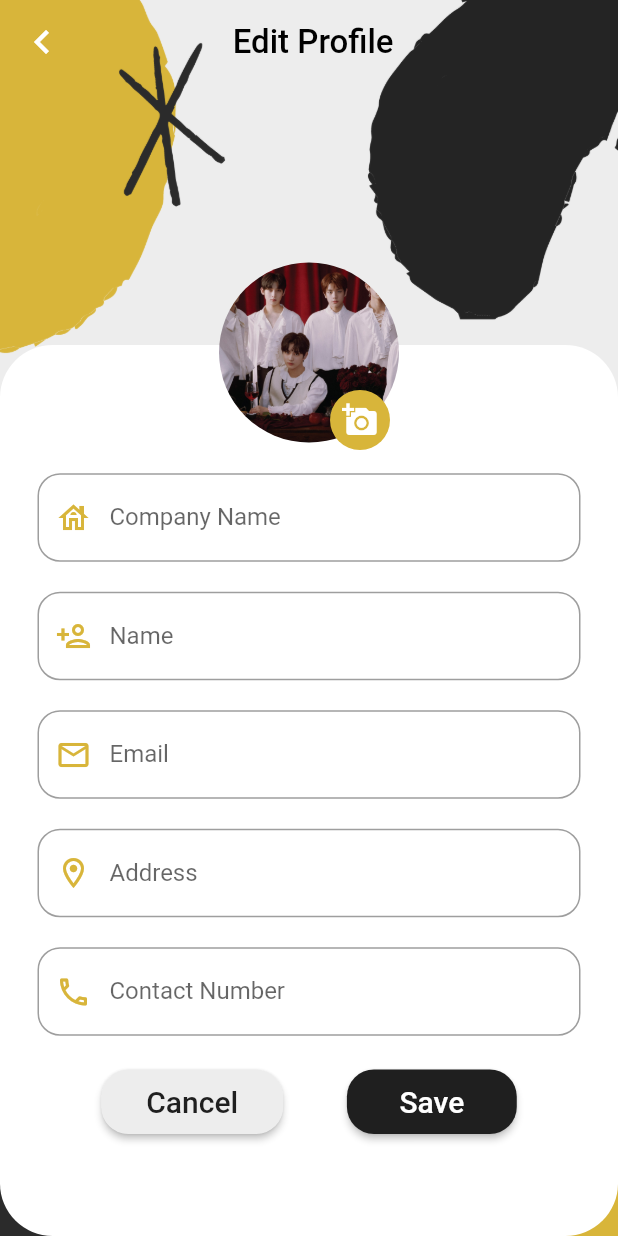
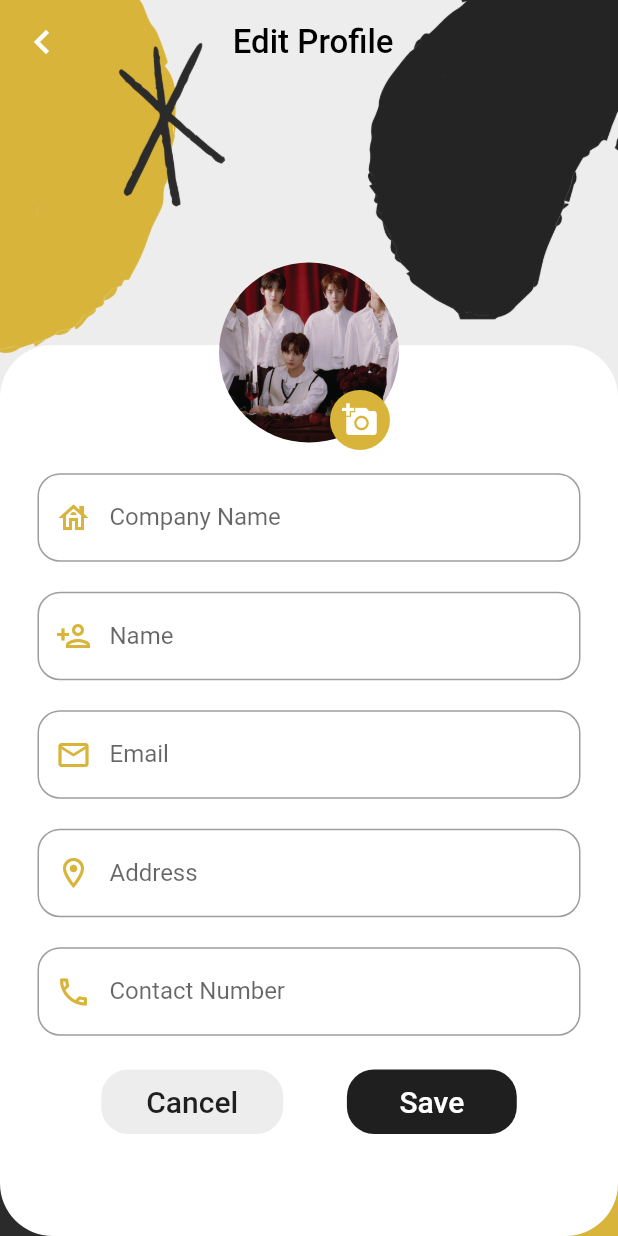
Before and after one commit to Polaf05/Flutter_PicMe, a Flutter app: the Home screen opened directly, after a tap on "Edit Profile", on a phone screen of 412 x 824 dp. Run offline on Flutter 3.47's test engine with Material 2 defaults, Android fonts, the phone set to English and light mode, and no system bars; our stand-ins replace carousel_pro, cloud_firestore, firebase_auth, firebase_core, flutter_spinkit, font_awesome_flutter and 1 more; missing offline and left inert: flutter_facebook_login; accounts and stored records are empty.

Commit message:
'updated profile and edit profile

```diff
--- /dev/null
+++ b/picme/lib/screens/home/book.dart
@@ -0,0 +1,15 @@
+import 'package:flutter/material.dart';
+import 'package:picme/screens/home/home.dart';
+import 'package:picme/screens/home/show_details.dart';
+import 'package:font_awesome_flutter/font_awesome_flutter.dart';
+
+
+
+class Book extends StatelessWidget {
+  @override
+  Widget build(BuildContext context) {
+
+
+
+  }
+}
--- a/picme/lib/screens/home/show_details.dart
+++ b/picme/lib/screens/home/show_details.dart
@@ -1,4 +1,5 @@
 import 'package:flutter/material.dart';
+import 'package:picme/screens/home/book.dart';
 
 class ShowDetails extends StatefulWidget {
   @override
@@ -99,12 +100,15 @@ class _ShowDetailsState extends State<ShowDetails> {
                       mainAxisAlignment: MainAxisAlignment.spaceEvenly,
                       crossAxisAlignment: CrossAxisAlignment.center,
                       children: <Widget>[
-                          RaisedButton(
+                          FlatButton(
                           padding: EdgeInsets.fromLTRB(15, 10, 15, 10),
                           shape: RoundedRectangleBorder(
                               borderRadius: BorderRadius.circular(18.0)),
                           color: Color.fromRGBO(216,181,58,1.0),
-                          onPressed: () {},
+                          onPressed: () {
+                             Navigator.of(context).push(MaterialPageRoute(
+                                  builder: (context) => Book()));
+                          },
                           child:Text(
                             'Accept',
                             style: TextStyle(
@@ -112,8 +116,9 @@ class _ShowDetailsState extends State<ShowDetails> {
                               fontSize: 15,
                             ),
                           ),
+
                         ),
-                        RaisedButton(
+                        FlatButton(
                           padding: EdgeInsets.fromLTRB(15, 10, 20, 10),
                           shape: RoundedRectangleBorder(
                               borderRadius: BorderRadius.circular(18.0)),
--- a/picyou/lib/screens/home/edit.dart
+++ b/picyou/lib/screens/home/edit.dart
@@ -200,7 +200,7 @@ class Edit extends StatelessWidget {
                       crossAxisAlignment: CrossAxisAlignment.center,
                       children: <Widget>[
 
-                        RaisedButton(
+                        FlatButton(
                           padding: EdgeInsets.fromLTRB(30, 10, 30, 10),
                           shape: RoundedRectangleBorder(
                               borderRadius: BorderRadius.circular(18.0)),
@@ -214,7 +214,7 @@ class Edit extends StatelessWidget {
                             ),
                           ),
                         ),
-                         RaisedButton(
+                         FlatButton(
                           padding: EdgeInsets.fromLTRB(35, 10, 35, 10),
                           shape: RoundedRectangleBorder(
                               borderRadius: BorderRadius.circular(18.0)),
--- a/picyou/lib/screens/home/home.dart
+++ b/picyou/lib/screens/home/home.dart
@@ -10,11 +10,11 @@ class Home extends StatefulWidget {
 }
 class _HomeState extends State<Home> with SingleTickerProviderStateMixin {
   final AuthService _auth = AuthService();
-  TabController tb;
+  TabController _controller;
 
   @override
   void initState() {
-    tb = TabController(initialIndex: 0, length: 2, vsync: this);
+    _controller = TabController(initialIndex: 0, length: 2, vsync: this);
     super.initState();
   }
 
@@ -73,6 +73,7 @@ class _HomeState extends State<Home> with SingleTickerProviderStateMixin {
               height: 1200,
             ),
           ),
+
           Container(
             height: double.infinity,
             child: LayoutBuilder(
@@ -184,6 +185,7 @@ class _HomeState extends State<Home> with SingleTickerProviderStateMixin {
                                   ),
                                 ]),
                           ),
+
                     Container(
                       margin: EdgeInsets.fromLTRB(180, 210, 0, 0),
                       child: Column(
@@ -210,9 +212,102 @@ class _HomeState extends State<Home> with SingleTickerProviderStateMixin {
                                   builder: (context) => Edit()));
                             },
                           ),
+
                         ],
                       ),
                     ),
+
+                Stack(
+                    children: [
+                    Positioned(
+                      top: 450,
+                      left: 0,
+                      right: 0,
+                    child:Container(
+                    decoration: new BoxDecoration(color: Theme.of(context).primaryColor),
+                    child: new TabBar(
+                      controller: _controller,
+                      unselectedLabelColor:Color.fromRGBO(237,237,237,1.0),
+                        indicator: BoxDecoration(
+                        color: Color.fromRGBO(43,43,43,1.0),
+                        border: Border(
+                        top:  BorderSide(width: 4.0, color: Color.fromRGBO(216,181,58,1.0)),
+                        )
+                      ),
+                      labelColor: Color.fromRGBO(216,181,58,1.0),
+                      indicatorSize: TabBarIndicatorSize.tab,
+                      tabs: [
+                  Tab(
+                    child: Align(
+                      alignment: Alignment.center,
+                      child: Text("Gallery",
+                      style: TextStyle(fontFamily: "BarlowBold", fontSize: 15.0)),
+                    ),
+                  ),
+                  Tab(
+                    child: Align(
+                      alignment: Alignment.center,
+                      child: Text("View Request",
+                      style: TextStyle(fontFamily: "BarlowBold", fontSize: 15.0)),
+
+                    ),
+                  ),
+                      ],
+                    ),
+                  ),
+                    ),
+                  Positioned(
+                      top: 500,
+                      left: 0,
+                      right: 0,
+                  child: Container(
+                     padding: EdgeInsets.only(left: 16, right: 16, top: 5, bottom: 0,),
+                    height: 320,
+                    child: new TabBarView(
+                      controller: _controller,
+                      children: <Widget>[
+
+               GridView.count(
+                 padding: EdgeInsets.zero,
+                    crossAxisCount: 3,
+                    crossAxisSpacing: 8,
+                    mainAxisSpacing: 8,
+                    physics: ClampingScrollPhysics(),
+                    children: List.generate(1, (index) {
+                      return Container(
+                        decoration: BoxDecoration(
+                          borderRadius: BorderRadius.all(
+                            Radius.circular(10),
+                          ),
+                          image: DecorationImage(
+                            image: AssetImage("assets/" + index.toString() + ".jpg"),
+                            fit: BoxFit.cover,
+                          ),
+                        ),
+                      );
+                    }),
+                  ),
+
+                       ListView.builder(
+                         padding: EdgeInsets.zero,
+                          itemCount: 1,
+                          itemBuilder: (context, index) {
+                        return  Card(
+                              child: new ListTile(
+                                leading: const Icon(Icons.person),
+                                title: new TextField(
+                                  decoration: const InputDecoration(hintText: 'Reniel Avellano'),
+                                ),
+                              ),
+                            );
+                      },
+                     ),
+                      ],
+                    ),
+                  ),
+                  ),
+                      ],),
+
                     Positioned(
                       top: 150,
                       left: 0,
@@ -223,31 +318,6 @@ class _HomeState extends State<Home> with SingleTickerProviderStateMixin {
                         radius: 60.0,
                       ),
                     ),
-
-      //               DefaultTabController(
-
-      //   length: 3,
-      //   child: Scaffold(
-      //     appBar: AppBar(
-      //       bottom: TabBar(
-      //         tabs: [
-      //           Tab(icon: Icon(Icons.directions_car)),
-      //           Tab(icon: Icon(Icons.directions_transit)),
-      //           Tab(icon: Icon(Icons.directions_bike)),
-      //         ],
-      //       ),
-      //       title: Text('Tabs Demo'),
-      //     ),
-      //     body: TabBarView(
-      //       children: [
-      //         Icon(Icons.directions_car),
-      //         Icon(Icons.directions_transit),
-      //         Icon(Icons.directions_bike),
-      //       ],
-      //     ),
-      //   ),
-      // ),
-
                 ],
                 );
               },
@@ -259,12 +329,3 @@ class _HomeState extends State<Home> with SingleTickerProviderStateMixin {
     );
   }
 }
-
-// TabBarView(
-//             controller: tb,
-//             children: <Widget>[
-//               Text("Pogi ni Pau"),
-//               Text("Sobrang pogi ni pau")
-//             ],
-//           ),
-//
--- a/picyou/lib/screens/wrapper.dart
+++ b/picyou/lib/screens/wrapper.dart
@@ -11,10 +11,11 @@ class Wrapper extends StatelessWidget {
     print(user);
 
     // return either home or authenticate
-    if (user == null) {
-      return Authenticate();
-    } else {
-      return Home();
-    }
+    // if (user == null) {
+    //   return Authenticate();
+    // } else {
+    //   return Home();
+    // }
+    return Home();
   }
 }
```
